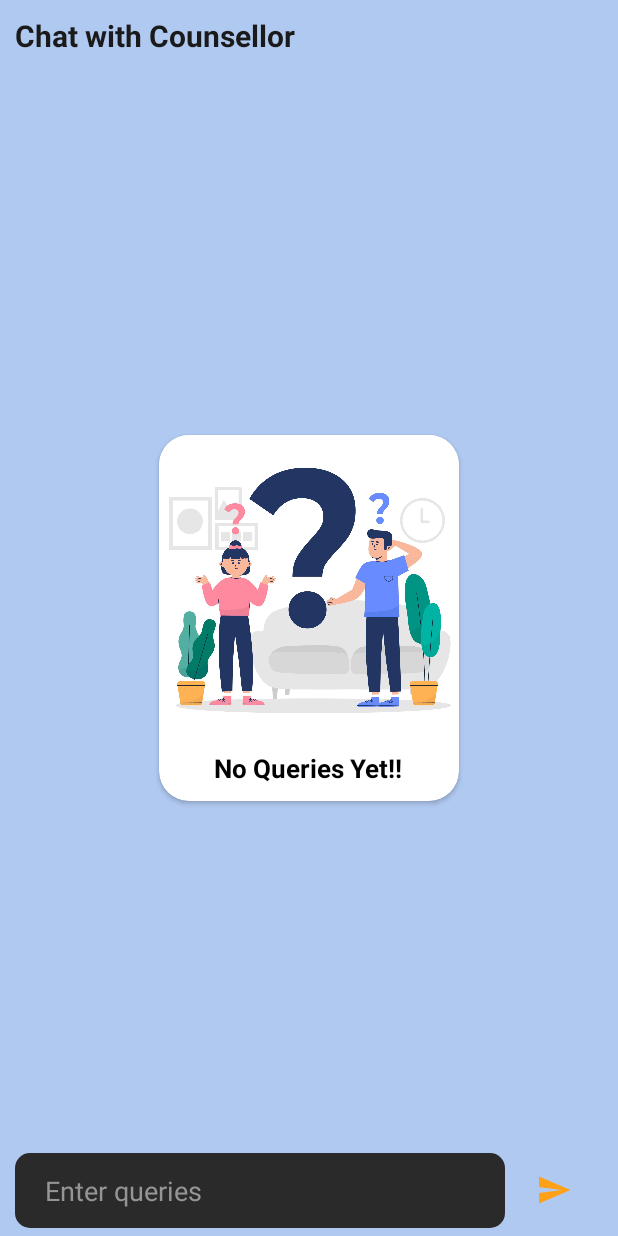
After one commit to maityamit/Aktu_Rank_Predictor, an Android app: the ChatActivity screen opened directly, with no data from a screen before it, on a phone screen of 412 x 824 dp. The commit adds this screen. Run offline under Robolectric (Android 15) with nearby library versions, the light colour scheme and no system bars; our stand-ins replace Firebase (no records; nobody signed in at launch, a user with empty details on screens opened directly); Roboto replaces fonts that are not available here.

Commit message:
add chat feature

```diff
--- a/app/build.gradle
+++ b/app/build.gradle
@@ -12,8 +12,8 @@ android {
         applicationId "akturankpredictorbyamitmaity.example.akturankpredictor"
         minSdk 26
         targetSdk 34
-        versionCode 3
-        versionName "1.0.0C"
+        versionCode 5
+        versionName "2.0.0001A"
 
         testInstrumentationRunner "androidx.test.runner.AndroidJUnitRunner"
     }
@@ -41,6 +41,7 @@ dependencies {
     implementation 'androidx.constraintlayout:constraintlayout:2.1.4'
     implementation 'com.google.firebase:firebase-messaging:23.4.1'
     implementation("com.google.firebase:firebase-inappmessaging-display-ktx")
+    implementation 'com.google.firebase:firebase-database-ktx:21.0.0'
     testImplementation 'junit:junit:4.13.2'
     androidTestImplementation 'androidx.test.ext:junit:1.1.5'
     androidTestImplementation 'androidx.test.espresso:espresso-core:3.5.1'
@@ -50,6 +51,7 @@ dependencies {
     implementation 'com.squareup.retrofit2:retrofit:2.9.0'
     implementation 'com.squareup.retrofit2:converter-gson:2.9.0'
 
+
     implementation platform('com.google.firebase:firebase-bom:32.2.2')
     implementation 'com.google.firebase:firebase-analytics-ktx'
 
--- /dev/null
+++ b/app/src/main/java/akturankpredictorbyamitmaity/example/akturankpredictor/ChatActivity.kt
@@ -0,0 +1,119 @@
+package akturankpredictorbyamitmaity.example.akturankpredictor
+
+import android.app.ProgressDialog
+import android.content.Intent
+import androidx.appcompat.app.AppCompatActivity
+import android.os.Bundle
+import android.view.View
+import android.widget.EditText
+import android.widget.ImageView
+import android.widget.LinearLayout
+import android.widget.Toast
+import androidx.cardview.widget.CardView
+import androidx.recyclerview.widget.LinearLayoutManager
+import androidx.recyclerview.widget.RecyclerView
+import com.google.firebase.Firebase
+import com.google.firebase.database.DataSnapshot
+import com.google.firebase.database.DatabaseError
+import com.google.firebase.database.DatabaseReference
+import com.google.firebase.database.FirebaseDatabase
+import com.google.firebase.database.ValueEventListener
+import com.google.firebase.database.database
+
+class ChatActivity : AppCompatActivity() {
+
+    lateinit var editText: EditText
+    private lateinit var progressDialog: ProgressDialog
+    lateinit var imageView: ImageView
+
+    lateinit var recyclerView: RecyclerView
+    lateinit var rootRef: DatabaseReference
+    var chatList = ArrayList<Pair<Pair<String,String>,String>>()
+    var selfUserID:String = ""
+    lateinit var chatviewLayout: LinearLayout
+    lateinit var no_queries_yet:CardView
+
+
+    override fun onCreate(savedInstanceState: Bundle?) {
+        super.onCreate(savedInstanceState)
+        setContentView(R.layout.activity_chat)
+
+        progressDialog = ProgressDialog(this)
+        progressDialog.setCancelable(false)
+        progressDialog.setCanceledOnTouchOutside(false)
+        progressDialog.setTitle("Loading....")
+
+        no_queries_yet = findViewById(R.id.no_queries_yet)
+
+        chatviewLayout = findViewById(R.id.chatViewlinear)
+        recyclerView = findViewById(R.id.chatViewRecyclerView)
+        recyclerView.layoutManager = LinearLayoutManager(this)
+
+        editText = findViewById(R.id.user_chat_edittext)
+        imageView = findViewById(R.id.user_chat_sendButton)
+
+
+        val sharedPreferences = getSharedPreferences("userDataStoreLocal", MODE_PRIVATE)
+        val userName = sharedPreferences?.getString("userID","")
+
+        if(!userName.equals("")){
+
+
+            no_queries_yet.visibility = View.GONE
+
+            chatviewLayout.visibility = View.GONE
+            if(userName!=null) chatList.add(Pair(Pair("selfUserID","mySelfAMIT"),userName))
+            chatList.add(Pair(Pair("mySelfAMIT","selfUserID"),"Hi, Welcome to \nCollege Suggest for BTech"))
+            chatList.add(Pair(Pair("mySelfAMIT","selfUserID"),"For the further enquiries,\nplease join to the telegram group"))
+            chatList.add(Pair(Pair("mySelfAMIT","selfUserID"),"Group Link: https://t.me/college_counseling_assistance"))
+            chatList.add(Pair(Pair("mySelfAMIT","selfUserID"),"Thanks You !!"))
+
+            val chatAdapter:ChatAdapter = ChatAdapter(this@ChatActivity,chatList)
+            recyclerView.adapter = chatAdapter
+            recyclerView.scrollToPosition(chatAdapter.getItemCount() - 1)
+
+
+        }
+
+
+
+        imageView.setOnClickListener{
+            val str:String = editText.text.toString()
+            if(str.equals("")){
+                Toast.makeText(applicationContext,"Enter Chat", Toast.LENGTH_SHORT).show()
+            }else{
+                progressDialog.show()
+                chatList.add(Pair(Pair("selfUserID","mySelfAMIT"),str))
+                chatList.add(Pair(Pair("mySelfAMIT","selfUserID"),"Hi, Welcome to \nCollege Suggest for BTech"))
+                chatList.add(Pair(Pair("mySelfAMIT","selfUserID"),"For the further enquiries,\nplease join to the telegram group"))
+                chatList.add(Pair(Pair("mySelfAMIT","selfUserID"),"Group Link: https://t.me/college_counseling_assistance"))
+                chatList.add(Pair(Pair("mySelfAMIT","selfUserID"),"Thanks You !!"))
+
+                val chatAdapter:ChatAdapter = ChatAdapter(this@ChatActivity,chatList)
+                recyclerView.adapter = chatAdapter
+                recyclerView.scrollToPosition(chatAdapter.getItemCount() - 1)
+                progressDialog.dismiss()
+                editText.text = null
+
+                val myEdit = sharedPreferences.edit()
+                myEdit.putString("userID",str)
+                myEdit.apply()
+
+                no_queries_yet.visibility = View.GONE
+
+                chatviewLayout.visibility = View.GONE
+
+
+            }
+        }
+
+
+    }
+
+    override fun onStart() {
+        super.onStart()
+
+
+    }
+
+}
--- a/app/src/main/java/akturankpredictorbyamitmaity/example/akturankpredictor/SelectRankActivity.kt
+++ b/app/src/main/java/akturankpredictorbyamitmaity/example/akturankpredictor/SelectRankActivity.kt
@@ -23,6 +23,7 @@ class SelectRankActivity : AppCompatActivity() {
     lateinit var submitButton:Button
 
 
+
     override fun onCreate(savedInstanceState: Bundle?) {
         super.onCreate(savedInstanceState)
         setContentView(R.layout.activity_select_rank)
@@ -31,8 +32,11 @@ class SelectRankActivity : AppCompatActivity() {
         inputRank = findViewById(R.id.user_rank_input)
         submitButton = findViewById(R.id.submit_button)
 
+
+
+
         val extras = intent.extras
-        var str = extras?.getString("key")
+        val str = extras?.getString("key")
 
         if(str.equals("aktu_btech.json")) textHeader.text = "AKTU B.Tech | Uttar Pradesh Technical Admission Counselling"
         if(str.equals("aktu_cuet.json")) textHeader.text = "AKTU CUET - UG | Uttar Pradesh Technical Admission Counselling"
--- a/app/src/main/java/akturankpredictorbyamitmaity/example/akturankpredictor/ShowCollegesActivity.kt
+++ b/app/src/main/java/akturankpredictorbyamitmaity/example/akturankpredictor/ShowCollegesActivity.kt
@@ -10,7 +10,6 @@ import android.widget.ProgressBar
 import android.widget.TextView
 import android.widget.Toast
 import androidx.core.view.isVisible
-import androidx.core.widget.addTextChangedListener
 import androidx.recyclerview.widget.LinearLayoutManager
 import androidx.recyclerview.widget.RecyclerView
 import retrofit2.Call
@@ -29,6 +28,8 @@ class ShowCollegesActivity : AppCompatActivity() {
         setContentView(R.layout.activity_show_colleges)
         recyclerview = findViewById<RecyclerView>(R.id.show_colleges_recylcer)
         recyclerview.layoutManager = LinearLayoutManager(applicationContext)
+
+
 
         contestOnly = ArrayList()
         progressBar = findViewById(R.id.progress_bar)
--- /dev/null
+++ b/app/src/main/res/drawable/baseline_chat_24.xml
@@ -0,0 +1,5 @@
+<vector android:autoMirrored="true" android:height="24dp"
+    android:tint="#FF5722" android:viewportHeight="24"
+    android:viewportWidth="24" android:width="24dp" xmlns:android="http://schemas.android.com/apk/res/android">
+    <path android:fillColor="@android:color/white" android:pathData="M20,2L4,2c-1.1,0 -1.99,0.9 -1.99,2L2,22l4,-4h14c1.1,0 2,-0.9 2,-2L22,4c0,-1.1 -0.9,-2 -2,-2zM6,9h12v2L6,11L6,9zM14,14L6,14v-2h8v2zM18,8L6,8L6,6h12v2z"/>
+</vector>
--- /dev/null
+++ b/app/src/main/res/drawable/baseline_send_24.xml
@@ -0,0 +1,5 @@
+<vector android:autoMirrored="true" android:height="24dp"
+    android:tint="#FFA116" android:viewportHeight="24"
+    android:viewportWidth="24" android:width="24dp" xmlns:android="http://schemas.android.com/apk/res/android">
+    <path android:fillColor="@android:color/white" android:pathData="M2.01,21L23,12 2.01,3 2,10l15,2 -15,2z"/>
+</vector>
--- /dev/null
+++ b/app/src/main/res/layout/activity_chat.xml
@@ -0,0 +1,113 @@
+<?xml version="1.0" encoding="utf-8"?>
+<RelativeLayout xmlns:android="http://schemas.android.com/apk/res/android"
+    xmlns:app="http://schemas.android.com/apk/res-auto"
+    xmlns:tools="http://schemas.android.com/tools"
+    android:layout_width="match_parent"
+    android:layout_height="match_parent"
+    android:background="#b0c9f1"
+    tools:context=".ChatActivity">
+
+
+    <TextView
+        android:id="@+id/chat_with_counsellor_text"
+        android:layout_width="match_parent"
+        android:layout_height="wrap_content"
+        android:layout_marginTop="10dp"
+        android:layout_marginStart="10dp"
+        android:textSize="20sp"
+        android:textColor="#1A1A1A"
+        android:textStyle="bold"
+        android:text="Chat with Counsellor"/>
+
+
+    <androidx.cardview.widget.CardView
+        android:id="@+id/no_queries_yet"
+        android:layout_width="200dp"
+        android:layout_height="wrap_content"
+        android:layout_centerInParent="true"
+        app:cardCornerRadius="20dp">
+
+        <LinearLayout
+            android:layout_width="match_parent"
+            android:layout_height="wrap_content"
+            android:gravity="center"
+            android:orientation="vertical">
+
+            <ImageView
+                android:layout_width="200dp"
+                android:layout_height="200dp"
+                android:src="@drawable/ask_queries" />
+
+            <TextView
+                android:layout_width="wrap_content"
+                android:layout_height="wrap_content"
+                android:textSize="17sp"
+                android:textStyle="bold"
+                android:layout_marginTop="10dp"
+                android:layout_marginBottom="10dp"
+                android:textColor="@color/black"
+                android:text="No Queries Yet!!"/>
+
+
+        </LinearLayout>
+
+
+
+    </androidx.cardview.widget.CardView>
+
+
+
+    <androidx.recyclerview.widget.RecyclerView
+        android:id="@+id/chatViewRecyclerView"
+        android:layout_width="match_parent"
+        android:layout_height="match_parent"
+        android:layout_below="@+id/chat_with_counsellor_text"
+        tools:listitem="@layout/message_layout"
+        android:layout_marginTop="15dp"
+        android:layout_above="@id/chatViewlinear">
+
+    </androidx.recyclerview.widget.RecyclerView>
+
+
+    <LinearLayout
+        android:id="@+id/chatViewlinear"
+        android:layout_width="match_parent"
+        android:layout_height="50dp"
+        android:layout_marginStart="10dp"
+        android:layout_marginEnd="10dp"
+        android:layout_marginBottom="5dp"
+        android:weightSum="6"
+        android:layout_alignParentBottom="true"
+        android:orientation="horizontal">
+
+
+        <EditText
+            android:id="@+id/user_chat_edittext"
+            android:layout_width="0dp"
+            android:layout_weight="5"
+            android:layout_height="50dp"
+            android:textCursorDrawable="@null"
+            android:hint="Enter queries"
+            android:paddingStart="20dp"
+            android:inputType="textShortMessage"
+            android:textColor="@color/white"
+            android:textColorHint="#959595"
+            android:background="@drawable/all_rounded"/>
+
+        <ImageView
+            android:id="@+id/user_chat_sendButton"
+            android:layout_width="0dp"
+            android:layout_height="wrap_content"
+            android:src="@drawable/baseline_send_24"
+            android:layout_gravity="center"
+            android:layout_weight="1"/>
+
+
+
+
+
+
+
+    </LinearLayout>
+
+</RelativeLayout>
--- a/app/src/main/res/values/strings.xml
+++ b/app/src/main/res/values/strings.xml
@@ -1,5 +1,5 @@
 <resources>
-    <string name="app_name">AKTU College Predictor</string>
+    <string name="app_name">College Suggest for BTech</string>
 
     <string-array name="quota">
         <item>Select</item>
```
Also changed, not shown: app/src/main/AndroidManifest.xml (+9 -7 lines), app/src/main/java/akturankpredictorbyamitmaity/example/akturankpredictor/ChatAdapter.kt (added, +45 -0 lines), app/src/main/java/akturankpredictorbyamitmaity/example/akturankpredictor/MainActivity.kt (+26 -0 lines), app/src/main/res/layout/activity_main.xml (+31 -2 lines), app/src/main/res/layout/activity_show_colleges.xml (+5 -3 lines), app/src/main/res/layout/message_layout.xml (added, +84 -0 lines), app/src/main/res/layout/report_feedback_layout.xml (deleted, +0 -78 lines), app/src/main/res/drawable/ask_queries.jpg (added), app/src/main/res/drawable/kogo.png.
